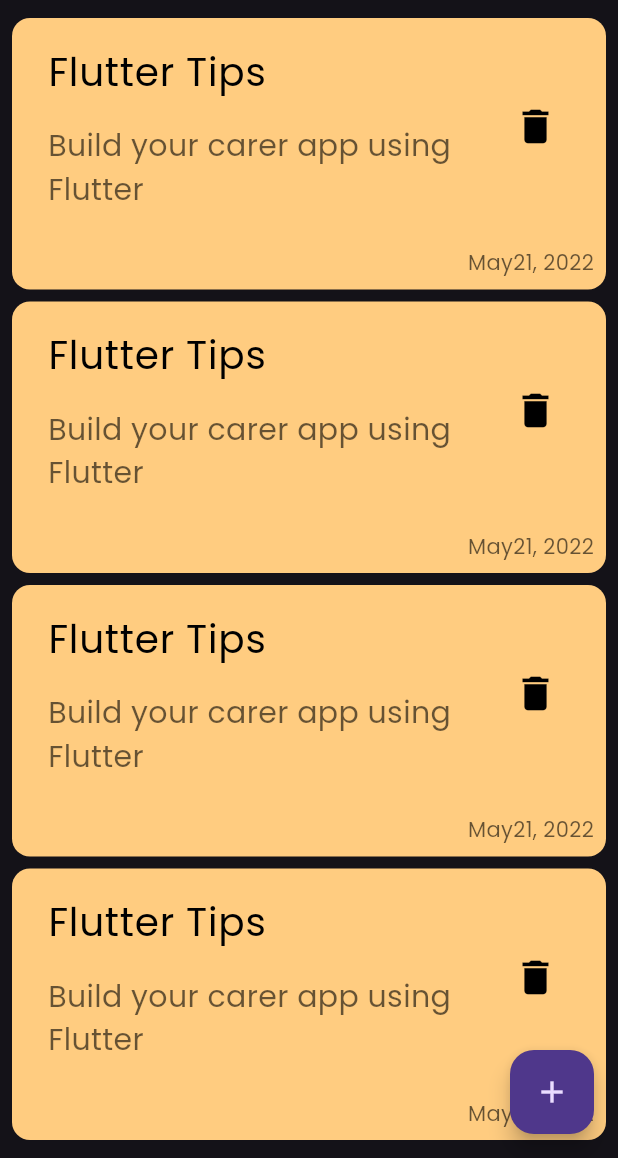
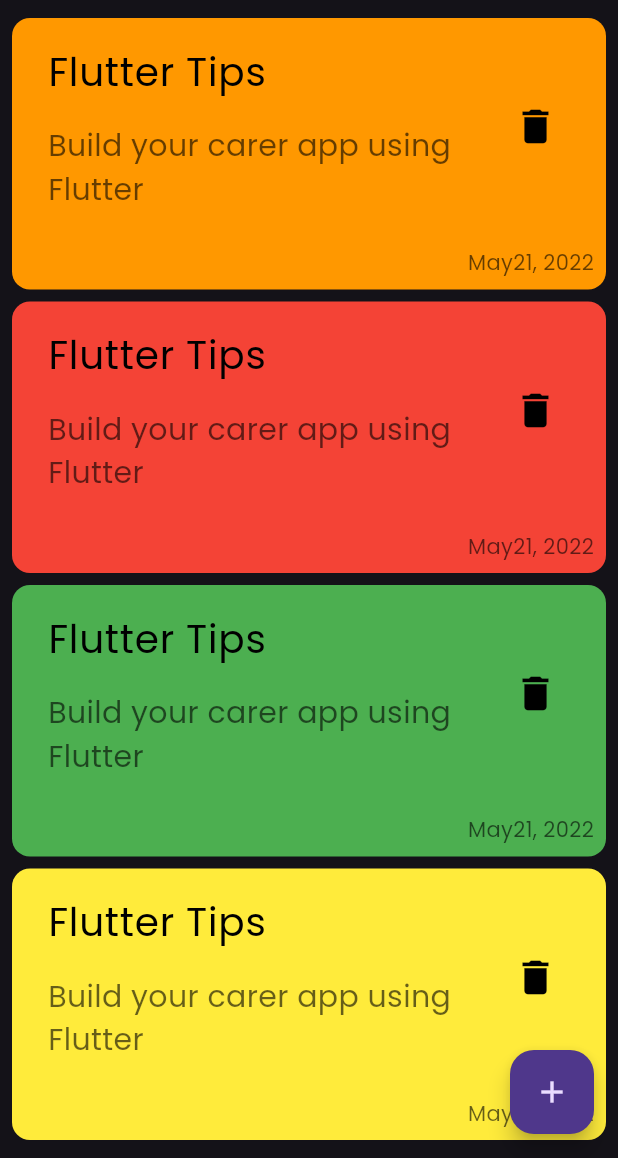
Before and after one commit to Booda-code/Notes-App, a Flutter app: the screen it shows after launch, on a phone screen of 412 x 824 dp, the part 78-1236 px from its top. Run offline on Flutter 3.47's test engine with Material 3 defaults, Android fonts, the phone set to English and light mode, and no system bars.

Commit message:
Change note color

```diff
--- a/lib/widgets/notes_item.dart
+++ b/lib/widgets/notes_item.dart
@@ -1,7 +1,9 @@
 import 'package:flutter/material.dart';
 
 class NotesItem extends StatelessWidget {
-  const NotesItem({super.key});
+  final Color color;
+
+  const NotesItem({super.key, required this.color});
 
   @override
   Widget build(BuildContext context) {
@@ -10,7 +12,7 @@ class NotesItem extends StatelessWidget {
       child: Container(
         padding: const EdgeInsets.all(8.0),
         decoration: BoxDecoration(
-          color: Color(0xffffcc80),
+          color: color,
           borderRadius: BorderRadius.circular(12),
         ),
         child: Column(
--- a/lib/widgets/notes_list_view.dart
+++ b/lib/widgets/notes_list_view.dart
@@ -4,13 +4,26 @@ import 'notes_item.dart';
 
 class NotesListView extends StatelessWidget {
   const NotesListView({super.key});
-final data = const [];
+
+  final data = const [
+    Colors.orange,
+    Colors.red,
+    Colors.green,
+    Colors.yellow,
+    Colors.blue,
+    Colors.purple,
+    Colors.pink,
+    Colors.brown,
+  ];
+
   @override
   Widget build(BuildContext context) {
-   return Expanded(
-      child: ListView.builder(itemBuilder: (context, index) {
-        return NotesItem();
-      }),
+    return Expanded(
+      child: ListView.builder(
+        itemBuilder: (context, index) {
+          return NotesItem(color: data[index % data.length]);
+        },
+      ),
     );
   }
 }
```
